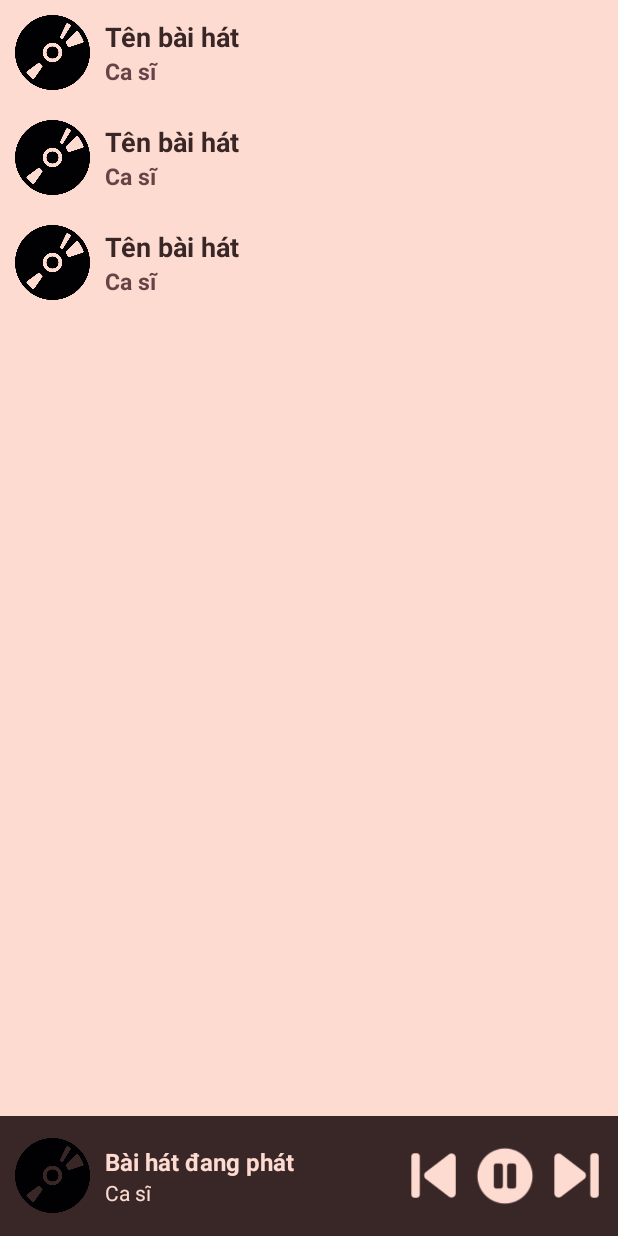
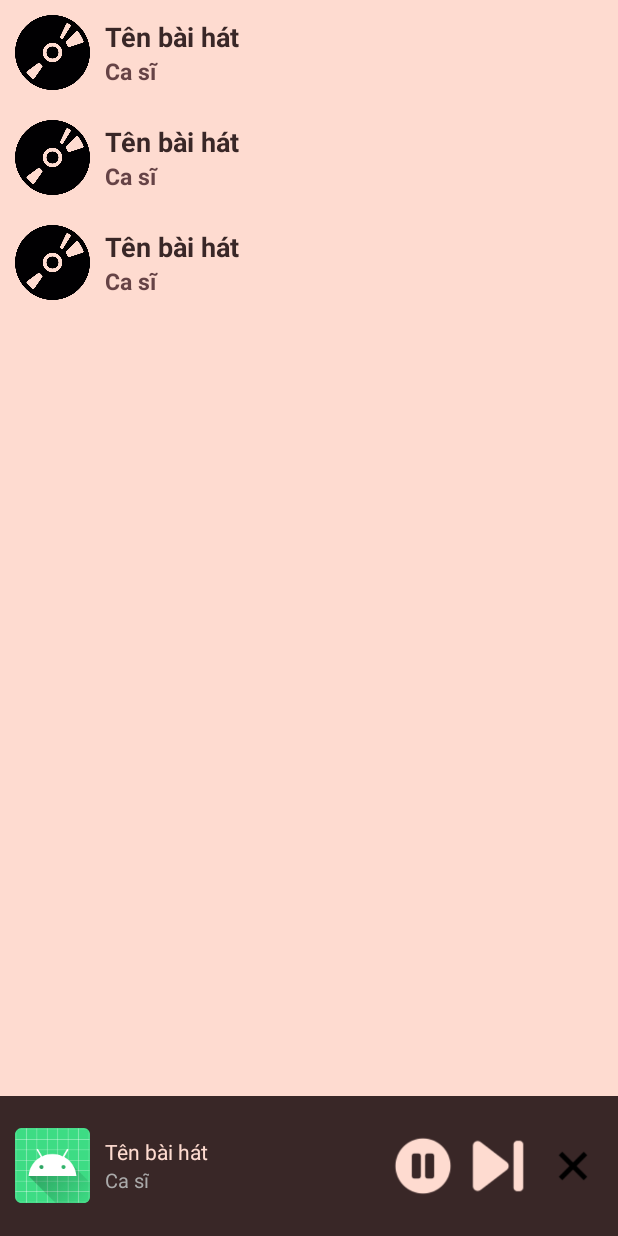
Before and after one commit to lightningflashh/miniproject1_android, an Android app: the layout activity_list_song.xml on its own in the app's theme, with its tools: preview values and no code run, on a phone screen of 412 x 824 dp. Run offline under Robolectric (Android 15) with nearby library versions, the light colour scheme and no system bars.

Commit message:
feat: Implement song playback notification and service
This commit introduces a new feature that allows song playback to continue in the background via a foreground service and a custom notification. The changes include:

-   **New layout for custom notifications:**
    -   `layout_custom_notification.xml`: Defines the layout for the custom notification, including the song image, title, artist, play/pause button, and clear button.
-   **Constants:**
    -   `Constants.java`: Adds constants for actions, channel ID, and other service-related information.
-   **AndroidManifest.xml:**
    -   Adds permissions for foreground service, media playback, and post notifications.
    -   Declares `SongService` as a foreground service.
    -   Declares `SongReceiver` to handle boot completed events.
    -   Adds `ItemSongActivity` and makes `ListSongActivity` be launcher
    -   Adds `MyApplication` to create notification channels
-   **MyApplication.java:**
    -   Implements the creation of a notification channel for the foreground service.
-   **ic_notification:**
    -   Adds ic notification
-   **ListSongActivity.java:**
    -   Adds broadcast receiver.
    -   Adds actions for play, pause, resume, clear, and next.
    -   Adds a music bar to display current song information.
    -   Adds functions to start, stop, and control the song service.
    -   Add `mapping()` function to assign ids
    -   Refactor `clickStartService`, `onClickGoToPlaySong`, `clickStopService`
    -   Add `onClickNext()` to change next song
-   **activity_list_song.xml:**
    -   Adds a music bar layout at the bottom to control and display song information.
    -   Reorganizes the layout to accommodate the music bar.
-   **SongReceiver.java:**
    -   Implements a broadcast receiver to handle song actions.
-   **SongService.java:**
    -   Implements a foreground service to handle song playback.
    -   Includes logic for starting, pausing, resuming, and clearing music.
    -   Implements a notification to control playback.
    -   Includes functions to send notification and handle actions.
-   **ic_clear.png:**
    -   Adds clear icon
- `.idea/deploymentTargetSelector.xml`
  - select target device
These changes enhance the user experience by allowing music to play in the background and be controlled through a notification.

```diff
--- /dev/null
+++ b/app/src/main/res/drawable/ic_notification.xml
@@ -0,0 +1,5 @@
+<vector xmlns:android="http://schemas.android.com/apk/res/android" android:height="24dp" android:tint="#000000" android:viewportHeight="24" android:viewportWidth="24" android:width="24dp">
+
+    <path android:fillColor="#FF000000" android:pathData="M17.6,11.48 L19.44,8.3a0.63,0.63 0,0 0,-1.09 -0.63l-1.88,3.24a11.43,11.43 0,0 0,-8.94 0L5.65,7.67a0.63,0.63 0,0 0,-1.09 0.63L6.4,11.48A10.81,10.81 0,0 0,1 20L23,20A10.81,10.81 0,0 0,17.6 11.48ZM7,17.25A1.25,1.25 0,1 1,8.25 16,1.25 1.25,0 0,1 7,17.25ZM17,17.25A1.25,1.25 0,1 1,18.25 16,1.25 1.25,0 0,1 17,17.25Z"/>
+
+</vector>
--- a/app/src/main/res/layout/activity_list_song.xml
+++ b/app/src/main/res/layout/activity_list_song.xml
@@ -7,75 +7,96 @@
     android:background="@color/defaultBackgroundColor"
     tools:context=".controllers.ListSongActivity">
 
+    <!-- Danh sách bài hát -->
     <androidx.recyclerview.widget.RecyclerView
         android:id="@+id/lst_music"
         android:layout_width="match_parent"
         android:layout_height="match_parent"
-        android:layout_above="@id/bottom_player"
-        android:layout_marginBottom="0dp"
+        android:layout_above="@id/layout_music_bar"
         tools:listitem="@layout/item_music" />
 
-    <LinearLayout
-        android:id="@+id/bottom_player"
+    <!-- Thanh điều khiển nhạc -->
+    <RelativeLayout
+        android:id="@+id/layout_music_bar"
         android:layout_width="match_parent"
-        android:layout_height="wrap_content"
+        android:layout_height="93dp"
         android:layout_alignParentBottom="true"
         android:background="@color/colorPrimaryDark"
-        android:gravity="center_vertical"
-        android:orientation="horizontal"
-        android:padding="10dp">
+        android:visibility="visible">
 
+        <!-- Ảnh bài hát -->
         <ImageView
-            android:id="@+id/img_current_song"
+            android:id="@+id/img_song"
             android:layout_width="50dp"
             android:layout_height="50dp"
+            android:layout_centerVertical="true"
+            android:layout_marginStart="10dp"
             android:scaleType="centerCrop"
-            android:src="@drawable/compact_disk" />
+            android:src="@mipmap/ic_launcher"
+            />
 
+        <!-- Layout chứa thông tin bài hát -->
         <LinearLayout
-            android:layout_width="0dp"
+            android:layout_width="wrap_content"
             android:layout_height="wrap_content"
-            android:layout_weight="1"
-            android:orientation="vertical"
-            android:paddingStart="10dp">
+            android:layout_centerVertical="true"
+            android:layout_toEndOf="@id/img_song"
+            android:layout_toStartOf="@id/control_layout"
+            android:layout_marginStart="10dp"
+            android:orientation="vertical">
 
             <TextView
-                android:id="@+id/tv_current_song"
+                android:id="@+id/tv_title_song"
                 android:layout_width="wrap_content"
                 android:layout_height="wrap_content"
-                android:text="Bài hát đang phát"
+                android:text="Tên bài hát"
                 android:textColor="@color/defaultBackgroundColor"
-                android:textSize="16sp"
-                android:textStyle="bold" />
+                android:textSize="14sp"
+                android:maxLines="1"
+                android:ellipsize="end" />
 
             <TextView
-                android:id="@+id/tv_current_artist"
+                android:id="@+id/tv_singer_song"
                 android:layout_width="wrap_content"
                 android:layout_height="wrap_content"
                 android:text="Ca sĩ"
-                android:textColor="@color/defaultBackgroundColor"
-                android:textSize="14sp" />
+                android:textColor="@android:color/darker_gray"
+                android:textSize="13sp"
+                android:maxLines="1"
+                android:ellipsize="end" />
         </LinearLayout>
 
-        <ImageView
-            android:id="@+id/btn_prev"
-            android:layout_width="35dp"
-            android:layout_height="35dp"
-            android:src="@drawable/ic_prev" />
+        <!-- Nhóm nút điều khiển -->
+        <LinearLayout
+            android:id="@+id/control_layout"
+            android:layout_width="wrap_content"
+            android:layout_height="wrap_content"
+            android:orientation="horizontal"
+            android:layout_alignParentEnd="true"
+            android:layout_centerVertical="true"
+            android:layout_marginEnd="10dp">
 
-        <ImageView
-            android:id="@+id/btn_play_pause"
-            android:layout_width="40dp"
-            android:layout_height="40dp"
-            android:layout_margin="10dp"
-            android:src="@drawable/ic_pause" />
+            <ImageView
+                android:id="@+id/img_play_or_pause"
+                android:layout_width="40dp"
+                android:layout_height="40dp"
+                android:src="@drawable/ic_pause"
+                android:layout_marginEnd="10dp" />
 
-        <ImageView
-            android:id="@+id/btn_next"
-            android:layout_width="35dp"
-            android:layout_height="35dp"
-            android:src="@drawable/ic_next" />
+            <ImageView
+                android:id="@+id/img_next"
+                android:layout_width="40dp"
+                android:layout_height="40dp"
+                android:src="@drawable/ic_next"
+                android:layout_marginEnd="10dp" />
 
-    </LinearLayout>
+            <ImageView
+                android:id="@+id/img_clear"
+                android:layout_width="40dp"
+                android:layout_height="40dp"
+                android:src="@drawable/ic_clear" />
+        </LinearLayout>
+
+    </RelativeLayout>
 
 </RelativeLayout>
```
Also changed, not shown: app/src/main/AndroidManifest.xml (+31 -1 lines), app/src/main/java/hcmute/edu/vn/miniproject1/MyApplication.java (added, +34 -0 lines), app/src/main/java/hcmute/edu/vn/miniproject1/controllers/ListSongActivity.java (+145 -5 lines), app/src/main/java/hcmute/edu/vn/miniproject1/services/SongReceiver.java (+14 -1 lines), app/src/main/java/hcmute/edu/vn/miniproject1/services/SongService.java (+193 -1 lines), app/src/main/java/hcmute/edu/vn/miniproject1/utils/Constants.java (added, +20 -0 lines), app/src/main/res/layout/layout_custom_notification.xml (added, +67 -0 lines), app/src/main/res/drawable/ic_clear.png (added).
